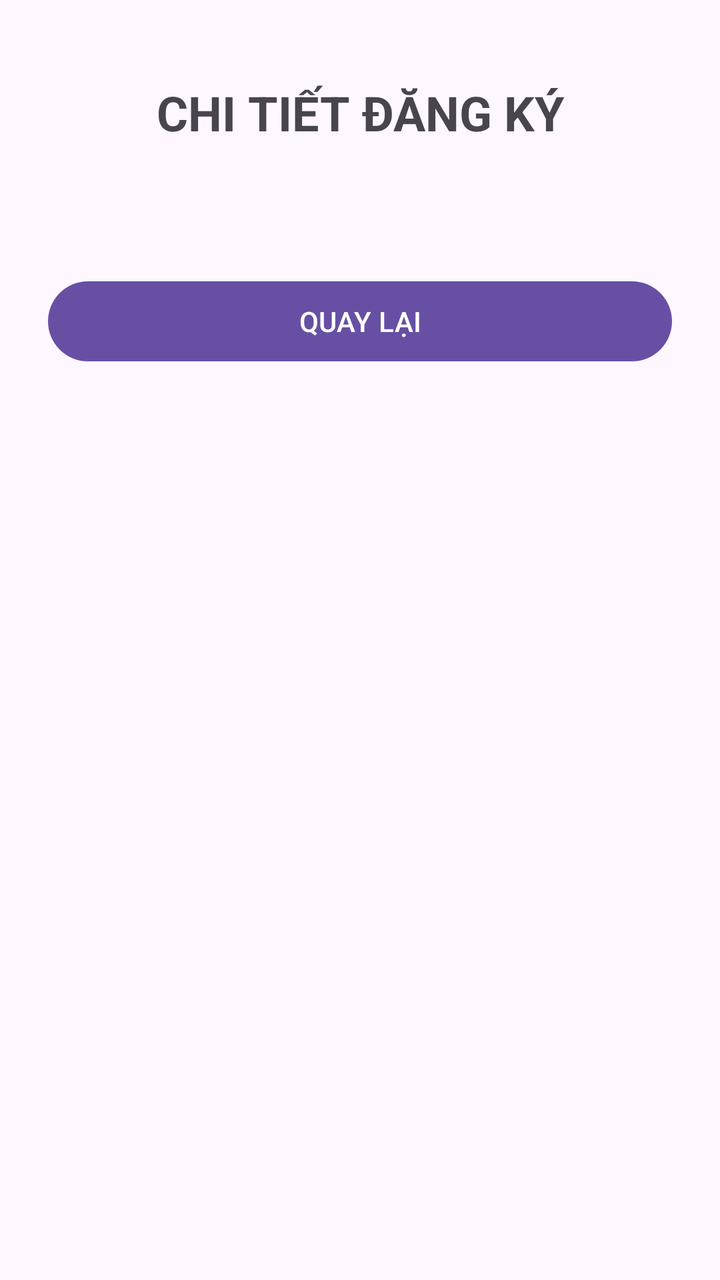
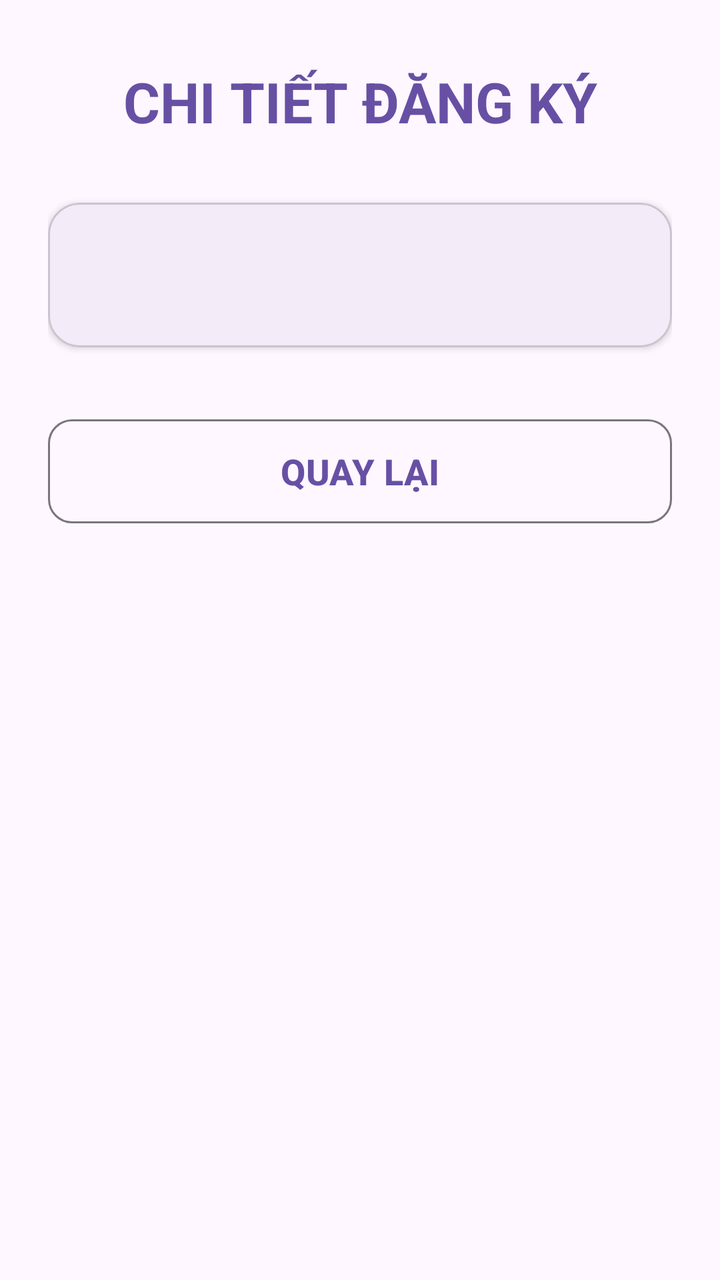

Before-and-after screenshots of an Android layout around one commit, followed by the original layout XML and the change that was made.
<!-- AndroidManifest.xml: application theme Theme.Lec5_Event -->
<!-- res/layout/activity_detail.xml -->
<?xml version="1.0" encoding="utf-8"?>
<ScrollView xmlns:android="http://schemas.android.com/apk/res/android"
    android:layout_width="match_parent"
    android:layout_height="match_parent">

    <LinearLayout
        android:layout_width="match_parent"
        android:layout_height="wrap_content"
        android:orientation="vertical"
        android:padding="24dp">

        <TextView
            android:layout_width="match_parent"
            android:layout_height="wrap_content"
            android:text="CHI TIẾT ĐĂNG KÝ"
            android:textSize="24sp"
            android:textStyle="bold"
            android:gravity="center"
            android:padding="16dp" />

        <TextView
            android:id="@+id/tvChiTiet"
            android:layout_width="match_parent"
            android:layout_height="wrap_content"
            android:textSize="18sp"
            android:lineSpacingExtra="10dp"
            android:padding="12dp" />

        <Button
            android:id="@+id/btnQuayLai"
            android:layout_width="match_parent"
            android:layout_height="wrap_content"
            android:text="QUAY LẠI" />

    </LinearLayout>
</ScrollView>
<!-- resources referenced by this layout -->
<resources>
  <style name="Theme.Lec5_Event" parent="Base.Theme.Lec5_Event" />
  <style name="Base.Theme.Lec5_Event" parent="Theme.Material3.DayNight.NoActionBar">
          
          
      </style>
</resources>

<!-- the commit's change to res/layout/activity_detail.xml (unified diff, before → after) -->
@@ -1,7 +1,10 @@
 <?xml version="1.0" encoding="utf-8"?>
 <ScrollView xmlns:android="http://schemas.android.com/apk/res/android"
+    xmlns:app="http://schemas.android.com/apk/res-auto"
     android:layout_width="match_parent"
-    android:layout_height="match_parent">
+    android:layout_height="match_parent"
+    android:fillViewport="true"
+    android:background="?android:attr/colorBackground">
 
     <LinearLayout
         android:layout_width="match_parent"
@@ -13,24 +16,47 @@
             android:layout_width="match_parent"
             android:layout_height="wrap_content"
             android:text="CHI TIẾT ĐĂNG KÝ"
-            android:textSize="24sp"
+            android:textSize="28sp"
             android:textStyle="bold"
+            android:textColor="?attr/colorPrimary"
             android:gravity="center"
-            android:padding="16dp" />
+            android:layout_marginTop="8dp"
+            android:layout_marginBottom="32dp" />
 
-        <TextView
-            android:id="@+id/tvChiTiet"
+        <com.google.android.material.card.MaterialCardView
             android:layout_width="match_parent"
             android:layout_height="wrap_content"
-            android:textSize="18sp"
-            android:lineSpacingExtra="10dp"
-            android:padding="12dp" />
+            app:cardCornerRadius="16dp"
+            app:cardElevation="2dp"
+            app:cardBackgroundColor="?attr/colorSurface"
+            android:layout_marginBottom="32dp">
 
-        <Button
+            <LinearLayout
+                android:layout_width="match_parent"
+                android:layout_height="wrap_content"
+                android:orientation="vertical"
+                android:padding="24dp">
+
+                <TextView
+                    android:id="@+id/tvChiTiet"
+                    android:layout_width="match_parent"
+                    android:layout_height="wrap_content"
+                    android:textSize="18sp"
+                    android:lineSpacingExtra="12dp"
+                    android:textColor="?attr/colorOnSurface" />
+
+            </LinearLayout>
+        </com.google.android.material.card.MaterialCardView>
+
+        <com.google.android.material.button.MaterialButton
             android:id="@+id/btnQuayLai"
             android:layout_width="match_parent"
-            android:layout_height="wrap_content"
-            android:text="QUAY LẠI" />
+            android:layout_height="60dp"
+            android:text="QUAY LẠI"
+            android:textSize="18sp"
+            android:textStyle="bold"
+            style="@style/Widget.Material3.Button.OutlinedButton"
+            app:cornerRadius="12dp" />
 
     </LinearLayout>
 </ScrollView>
